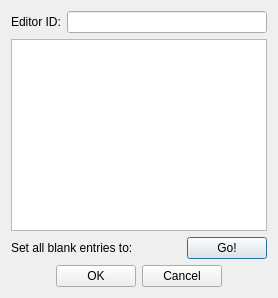
The window that native/src/DovahKit/ui/form_windows/impact_data_set.ui (DavidJCobb/DovahKit) describes before a commit, drawn with Qt 5.
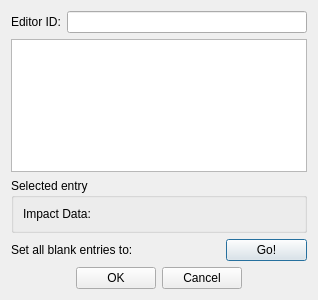
The same window after the commit. Custom widgets are drawn as their Qt base class.

```diff
--- a/native/src/DovahKit/ui/form_windows/impact_data_set.ui
+++ b/native/src/DovahKit/ui/form_windows/impact_data_set.ui
@@ -2,6 +2,14 @@
 <ui version="4.0">
  <class>FormDialogImpactDataSet</class>
  <widget class="QDialog" name="FormDialogImpactDataSet">
+  <property name="geometry">
+   <rect>
+    <x>0</x>
+    <y>0</y>
+    <width>318</width>
+    <height>300</height>
+   </rect>
+  </property>
   <property name="windowTitle">
    <string>ImpactDataSet</string>
   </property>
@@ -28,6 +36,46 @@
      <property name="whatsThis">
       <string>This table lists every Material Type form in the game data, along with the ImpactData that this ImpactDataSet associates with each such material.</string>
      </property>
+     <property name="selectionMode">
+      <enum>QAbstractItemView::SingleSelection</enum>
+     </property>
+     <property name="selectionBehavior">
+      <enum>QAbstractItemView::SelectRows</enum>
+     </property>
+     <property name="horizontalScrollMode">
+      <enum>QAbstractItemView::ScrollPerPixel</enum>
+     </property>
+     <property name="wordWrap">
+      <bool>false</bool>
+     </property>
+     <property name="cornerButtonEnabled">
+      <bool>false</bool>
+     </property>
+     <attribute name="verticalHeaderVisible">
+      <bool>false</bool>
+     </attribute>
+    </widget>
+   </item>
+   <item>
+    <widget class="QGroupBox" name="groupBox">
+     <property name="title">
+      <string>Selected entry</string>
+     </property>
+     <layout class="QGridLayout" name="gridLayout_2">
+      <item row="0" column="0">
+       <widget class="QLabel" name="label_3">
+        <property name="text">
+         <string>Impact Data:</string>
+        </property>
+        <property name="buddy">
+         <cstring>impactData</cstring>
+        </property>
+       </widget>
+      </item>
+      <item row="0" column="1">
+       <widget class="DKFormPicker" name="impactData"/>
+      </item>
+     </layout>
     </widget>
    </item>
    <item>
```
Left out of the diff: 1 changed line with no effect on the pictures.
